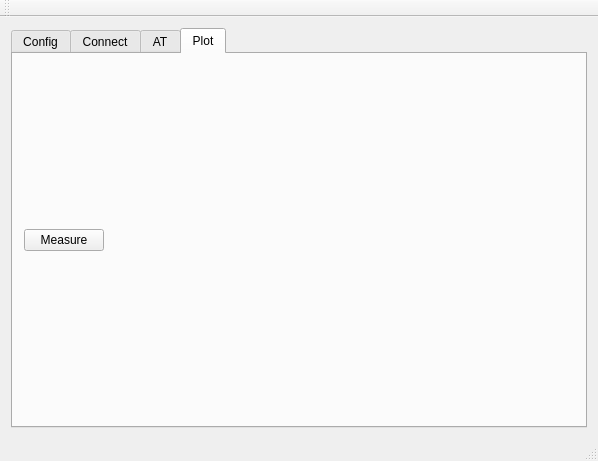
The window that nanosense2/nanosense2/mainwindow.ui (saul-rodriguez/Qt) describes before a commit, drawn with Qt 5.
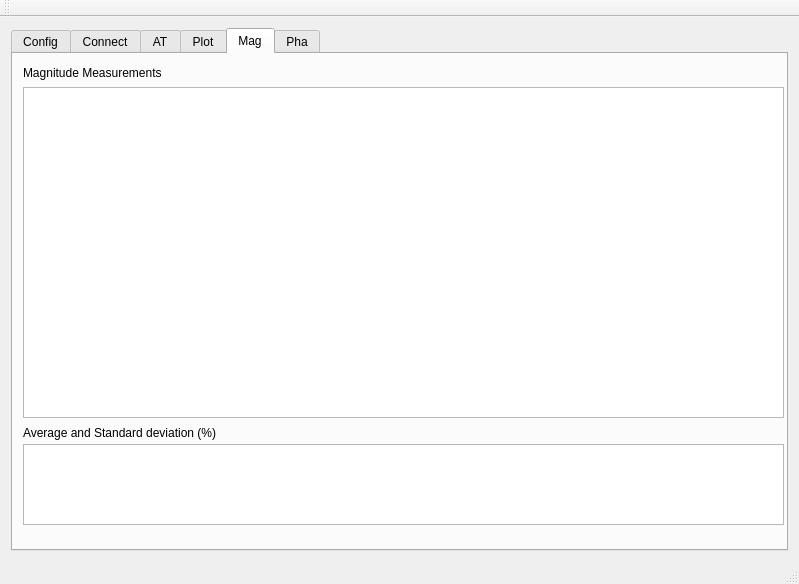
The same window after the commit. The open tabs and pages were chosen to show the change.

Patch:
```diff
--- a/nanosense2/nanosense2/mainwindow.ui
+++ b/nanosense2/nanosense2/mainwindow.ui
@@ -6,8 +6,8 @@
    <rect>
     <x>0</x>
     <y>0</y>
-    <width>598</width>
-    <height>461</height>
+    <width>799</width>
+    <height>584</height>
    </rect>
   </property>
   <property name="windowTitle">
@@ -254,6 +254,120 @@
           </item>
          </layout>
         </widget>
+        <widget class="QWidget" name="tab_4">
+         <attribute name="title">
+          <string>Mag</string>
+         </attribute>
+         <widget class="QLabel" name="label_2">
+          <property name="geometry">
+           <rect>
+            <x>10</x>
+            <y>10</y>
+            <width>179</width>
+            <height>17</height>
+           </rect>
+          </property>
+          <property name="text">
+           <string>Magnitude Measurements</string>
+          </property>
+         </widget>
+         <widget class="QTableView" name="tableViewMag">
+          <property name="geometry">
+           <rect>
+            <x>10</x>
+            <y>33</y>
+            <width>761</width>
+            <height>331</height>
+           </rect>
+          </property>
+         </widget>
+         <widget class="QLabel" name="label_3">
+          <property name="geometry">
+           <rect>
+            <x>10</x>
+            <y>370</y>
+            <width>243</width>
+            <height>17</height>
+           </rect>
+          </property>
+          <property name="text">
+           <string>Average and Standard deviation (%)</string>
+          </property>
+         </widget>
+         <widget class="QTableView" name="tableViewMagStat">
+          <property name="geometry">
+           <rect>
+            <x>10</x>
+            <y>390</y>
+            <width>761</width>
+            <height>81</height>
+           </rect>
+          </property>
+          <property name="sizePolicy">
+           <sizepolicy hsizetype="Expanding" vsizetype="Expanding">
+            <horstretch>0</horstretch>
+            <verstretch>0</verstretch>
+           </sizepolicy>
+          </property>
+          <property name="baseSize">
+           <size>
+            <width>0</width>
+            <height>0</height>
+           </size>
+          </property>
+         </widget>
+        </widget>
+        <widget class="QWidget" name="tab_5">
+         <attribute name="title">
+          <string>Pha</string>
+         </attribute>
+         <widget class="QLabel" name="label_4">
+          <property name="geometry">
+           <rect>
+            <x>10</x>
+            <y>10</y>
+            <width>146</width>
+            <height>17</height>
+           </rect>
+          </property>
+          <property name="text">
+           <string>Phase Measurements</string>
+          </property>
+         </widget>
+         <widget class="QTableView" name="tableViewPha">
+          <property name="geometry">
+           <rect>
+            <x>10</x>
+            <y>33</y>
+            <width>761</width>
+            <height>331</height>
+           </rect>
+          </property>
+         </widget>
+         <widget class="QTableView" name="tableViewPhaStat">
+          <property name="geometry">
+           <rect>
+            <x>10</x>
+            <y>390</y>
+            <width>761</width>
+            <height>81</height>
+           </rect>
+          </property>
+         </widget>
+         <widget class="QLabel" name="label_5">
+          <property name="geometry">
+           <rect>
+            <x>10</x>
+            <y>370</y>
+            <width>279</width>
+            <height>17</height>
+           </rect>
+          </property>
+          <property name="text">
+           <string>Average and Standard deviation (degree)</string>
+          </property>
+         </widget>
+        </widget>
        </widget>
       </item>
      </layout>
```
Left out of the diff: 5 changed lines with no effect on the pictures.
